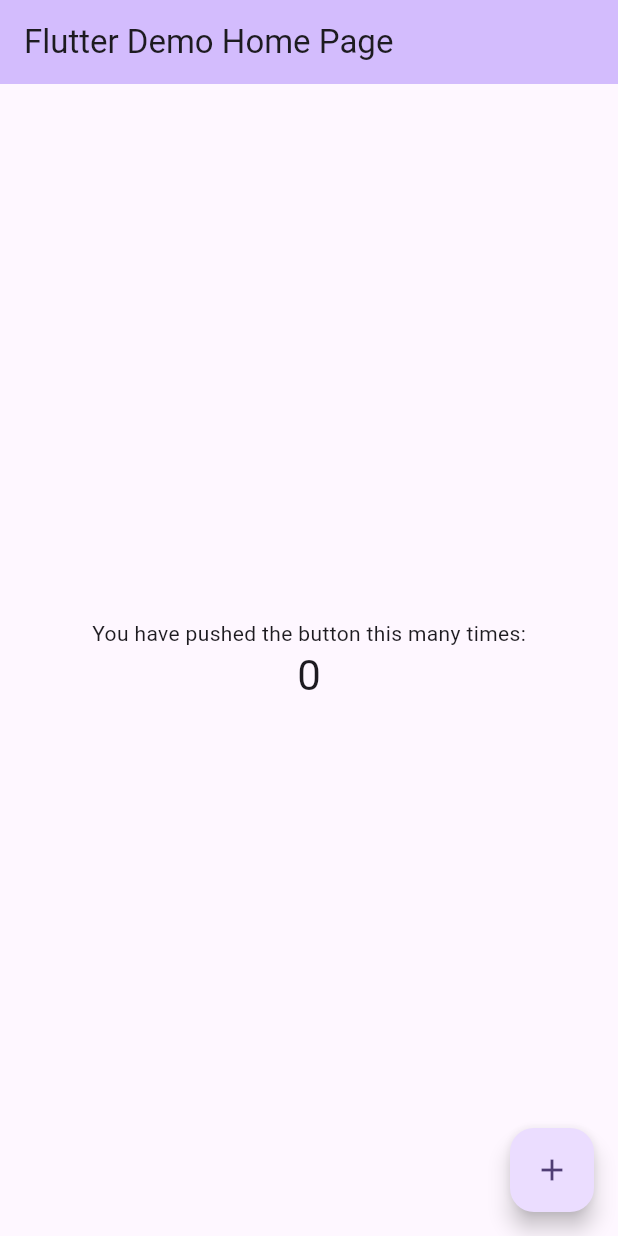
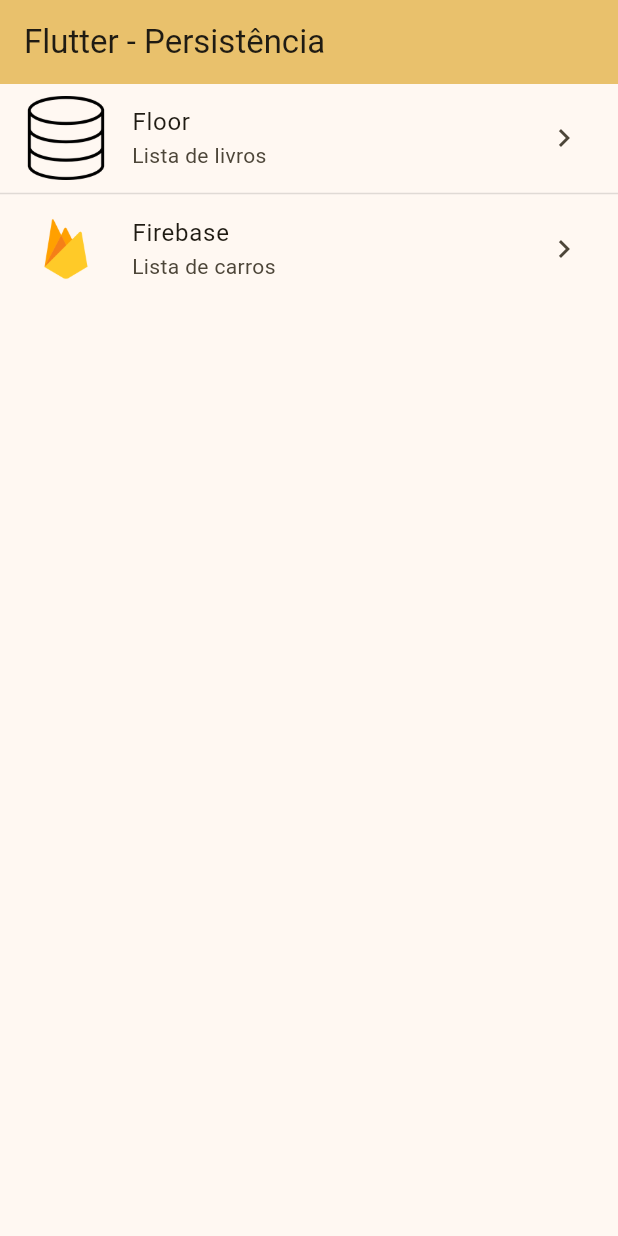
Before and after one commit to vifelisberto/persistences_types_3aojr, a Flutter app: the screen it shows after launch, on a phone screen of 412 x 824 dp. Run offline on Flutter 3.47's test engine with Material 2 defaults, Android fonts, the phone set to English and light mode, and no system bars.

Commit message:
Aula 03 - Parte 01

```diff
--- a/lib/main.dart
+++ b/lib/main.dart
@@ -1,4 +1,6 @@
 import 'package:flutter/material.dart';
+import 'package:persistences_types_3aojr/floor/screens/list.dart';
+import 'package:persistences_types_3aojr/screens/principal.dart';
 
 void main() {
   runApp(const MyApp());
@@ -13,113 +15,14 @@ class MyApp extends StatelessWidget {
     return MaterialApp(
       title: 'Flutter Demo',
       theme: ThemeData(
-        // This is the theme of your application.
-        //
-        // TRY THIS: Try running your application with "flutter run". You'll see
-        // the application has a blue toolbar. Then, without quitting the app,
-        // try changing the seedColor in the colorScheme below to Colors.green
-        // and then invoke "hot reload" (save your changes or press the "hot
-        // reload" button in a Flutter-supported IDE, or press "r" if you used
-        // the command line to start the app).
-        //
-        // Notice that the counter didn't reset back to zero; the application
-        // state is not lost during the reload. To reset the state, use hot
-        // restart instead.
-        //
-        // This works for code too, not just values: Most code changes can be
-        // tested with just a hot reload.
-        colorScheme: ColorScheme.fromSeed(seedColor: Colors.deepPurple),
+        colorScheme: ColorScheme.fromSeed(seedColor: Colors.amber),
         useMaterial3: true,
       ),
-      home: const MyHomePage(title: 'Flutter Demo Home Page'),
+      routes: {
+        "/" : (context) => PrincipalWidget(),
+        "/books" : (context) => BooksListWidget(),
+      },
+      initialRoute: "/",
     );
   }
 }
-
-class MyHomePage extends StatefulWidget {
-  const MyHomePage({super.key, required this.title});
-
-  // This widget is the home page of your application. It is stateful, meaning
-  // that it has a State object (defined below) that contains fields that affect
-  // how it looks.
-
-  // This class is the configuration for the state. It holds the values (in this
-  // case the title) provided by the parent (in this case the App widget) and
-  // used by the build method of the State. Fields in a Widget subclass are
-  // always marked "final".
-
-  final String title;
-
-  @override
-  State<MyHomePage> createState() => _MyHomePageState();
-}
-
-class _MyHomePageState extends State<MyHomePage> {
-  int _counter = 0;
-
-  void _incrementCounter() {
-    setState(() {
-      // This call to setState tells the Flutter framework that something has
-      // changed in this State, which causes it to rerun the build method below
-      // so that the display can reflect the updated values. If we changed
-      // _counter without calling setState(), then the build method would not be
-      // called again, and so nothing would appear to happen.
-      _counter++;
-    });
-  }
-
-  @override
-  Widget build(BuildContext context) {
-    // This method is rerun every time setState is called, for instance as done
-    // by the _incrementCounter method above.
-    //
-    // The Flutter framework has been optimized to make rerunning build methods
-    // fast, so that you can just rebuild anything that needs updating rather
-    // than having to individually change instances of widgets.
-    return Scaffold(
-      appBar: AppBar(
-        // TRY THIS: Try changing the color here to a specific color (to
-        // Colors.amber, perhaps?) and trigger a hot reload to see the AppBar
-        // change color while the other colors stay the same.
-        backgroundColor: Theme.of(context).colorScheme.inversePrimary,
-        // Here we take the value from the MyHomePage object that was created by
-        // the App.build method, and use it to set our appbar title.
-        title: Text(widget.title),
-      ),
-      body: Center(
-        // Center is a layout widget. It takes a single child and positions it
-        // in the middle of the parent.
-        child: Column(
-          // Column is also a layout widget. It takes a list of children and
-          // arranges them vertically. By default, it sizes itself to fit its
-          // children horizontally, and tries to be as tall as its parent.
-          //
-          // Column has various properties to control how it sizes itself and
-          // how it positions its children. Here we use mainAxisAlignment to
-          // center the children vertically; the main axis here is the vertical
-          // axis because Columns are vertical (the cross axis would be
-          // horizontal).
-          //
-          // TRY THIS: Invoke "debug painting" (choose the "Toggle Debug Paint"
-          // action in the IDE, or press "p" in the console), to see the
-          // wireframe for each widget.
-          mainAxisAlignment: MainAxisAlignment.center,
-          children: <Widget>[
-            const Text(
-              'You have pushed the button this many times:',
-            ),
-            Text(
-              '$_counter',
-              style: Theme.of(context).textTheme.headlineMedium,
-            ),
-          ],
-        ),
-      ),
-      floatingActionButton: FloatingActionButton(
-        onPressed: _incrementCounter,
-        tooltip: 'Increment',
-        child: const Icon(Icons.add),
-      ), // This trailing comma makes auto-formatting nicer for build methods.
-    );
-  }
-}
--- /dev/null
+++ b/lib/screens/principal.dart
@@ -0,0 +1,46 @@
+import 'package:flutter/material.dart';
+import 'package:persistences_types_3aojr/types/menu.dart';
+
+class PrincipalWidget extends StatelessWidget {
+  PrincipalWidget({super.key});
+
+  final List<Menu> menus = [
+    Menu("Floor", "Lista de livros", "assets/floor.png", "/books"),
+    Menu("Firebase", "Lista de carros", "assets/firebase.png", "/cars")
+  ];
+
+  final title = const Text("Flutter - Persistência");
+  final nextIcon = const Icon(Icons.navigate_next);
+  final divider = const Divider(
+            height: 2,
+            color: Colors.black12,
+          );
+
+  @override
+  Widget build(BuildContext context) {
+    return Scaffold(
+      appBar: AppBar(
+        title: title,
+        backgroundColor: Theme.of(context).colorScheme.inversePrimary,
+      ),
+      body: ListView.separated(
+        itemBuilder: (context, index){
+          final menu = menus[index];
+
+          return ListTile(
+            leading: Image.asset(menu.icon),
+            title: Text(menu.title),
+            subtitle: Text(menu.subtitle),
+            trailing: nextIcon,
+            onTap: (){
+              Navigator.pushNamed(context, menu.path);
+            },
+          );
+        },
+        separatorBuilder: (context, index){
+          return divider;
+        },
+        itemCount: menus.length),
+    );
+  }
+}
--- /dev/null
+++ b/lib/types/menu.dart
@@ -0,0 +1,8 @@
+class Menu {
+  final String title;
+  final String subtitle;
+  final String icon;
+  final String path;
+
+  Menu(this.title, this.subtitle, this.icon, this.path);
+}
```
Also changed, not shown: lib/floor/models/book.dart (added, +7 -0 lines), lib/floor/screens/add.dart (added, +65 -0 lines), lib/floor/screens/list.dart (added, +54 -0 lines), pubspec.yaml (+5 -69 lines), assets/firebase.png (added), assets/floor.png (added).
